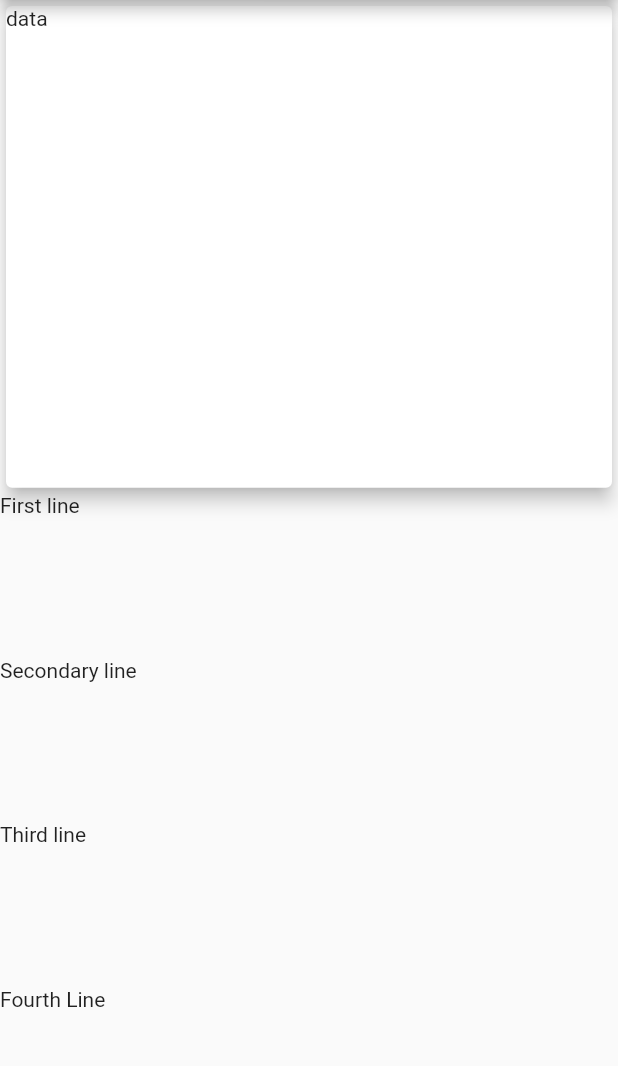
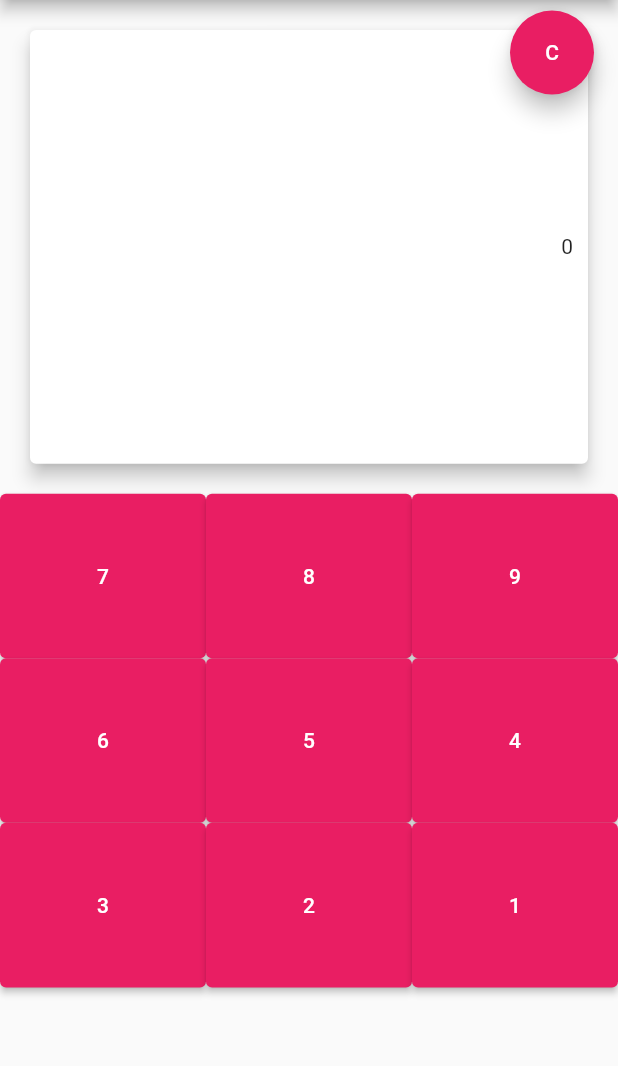
Before and after one commit to franciscoamaral0/SimpleCalculatorFlutter, a Flutter app: the screen it shows after launch, on a phone screen of 412 x 824 dp, the part 84-1150 px from its top. Run offline on Flutter 3.47's test engine with Material 2 defaults, Android fonts, the phone set to English and light mode, and no system bars.

Commit message:
add buttons on calculator

```diff
--- /dev/null
+++ b/lib/display.dart
@@ -0,0 +1,52 @@
+import 'package:flutter/material.dart';
+
+class Display extends StatefulWidget {
+  const Display({
+    Key? key,
+    required this.display,
+  }) : super(key: key);
+
+  final String display;
+  @override
+  State<Display> createState() => _DisplayState();
+}
+
+class _DisplayState extends State<Display> {
+  @override
+  Widget build(BuildContext context) {
+    int easterEgg = 0;
+
+    void showEasterEgg(int value, BuildContext context) {
+      easterEgg += value;
+      if (easterEgg >= 7) {
+        easterEgg = 0;
+        ScaffoldMessenger.of(context).showSnackBar(
+          const SnackBar(
+            content: Text("Flutter e vida"),
+          ),
+        );
+      }
+    }
+
+    return GestureDetector(
+      onTap: () {
+        debugPrint("Um clique");
+        showEasterEgg(1, context);
+      },
+      onDoubleTap: () {
+        showEasterEgg(2, context);
+      },
+      child: Card(
+        elevation: 5,
+        margin: const EdgeInsets.all(20.0),
+        child: Align(
+          alignment: Alignment.centerRight,
+          child: Padding(
+            padding: const EdgeInsets.only(right: 10.0),
+            child: Text(widget.display),
+          ),
+        ),
+      ),
+    );
+  }
+}
--- a/lib/main.dart
+++ b/lib/main.dart
@@ -1,5 +1,8 @@
 import 'package:calculator_project/theme.dart';
 import 'package:flutter/material.dart';
+
+import 'display.dart';
+import 'number_button.dart';
 
 const appName = "Simple Calculator";
 void main() => runApp(const App());
@@ -21,13 +24,42 @@ class App extends StatelessWidget {
   }
 }
 
-class Calculator extends StatelessWidget {
+class Calculator extends StatefulWidget {
   const Calculator({Key? key}) : super(key: key);
+
+  @override
+  State<Calculator> createState() => _CalculatorState();
+}
+
+class _CalculatorState extends State<Calculator> {
+  String display = "0";
+  String firstNumber = "";
+  void insert(String char) {
+    firstNumber += char;
+    setState(() {
+      display = firstNumber;
+    });
+  }
+
+  void clearCalculator() {
+    firstNumber = "";
+    setState(() {
+      display = firstNumber;
+    });
+  }
 
   @override
   Widget build(BuildContext context) {
     final theme = Theme.of(context);
     return Scaffold(
+      floatingActionButtonLocation: FloatingActionButtonLocation.endTop,
+      floatingActionButton: Padding(
+        padding: const EdgeInsets.only(top: 70.0),
+        child: FloatingActionButton(
+          onPressed: clearCalculator,
+          child: const Text("C"),
+        ),
+      ),
       // backgroundColor: theme.colorScheme.primary,
       appBar: AppBar(
         title: const Text(
@@ -36,18 +68,52 @@ class Calculator extends StatelessWidget {
       ),
       body: Column(
         crossAxisAlignment: CrossAxisAlignment.stretch,
-        children: const [
+        children: [
           Expanded(
             flex: 3,
-            child: Card(
-              elevation: 5,
-              child: Text("data"),
+            child: Display(
+              display: display,
             ),
           ),
-          Expanded(child: Text("First line")),
-          Expanded(child: Text("Secondary line")),
-          Expanded(child: Text("Third line")),
-          Expanded(child: Text("Fourth Line")),
+          Expanded(
+            child: Row(
+              crossAxisAlignment: CrossAxisAlignment.stretch,
+              children: [
+                NumberButton(number: "7", onNumberPressed: insert),
+                NumberButton(number: "8", onNumberPressed: insert),
+                NumberButton(number: "9", onNumberPressed: insert),
+              ],
+            ),
+          ),
+          Expanded(
+            child: Row(
+              crossAxisAlignment: CrossAxisAlignment.stretch,
+              children: [
+                NumberButton(number: "6", onNumberPressed: insert),
+                NumberButton(number: "5", onNumberPressed: insert),
+                NumberButton(number: "4", onNumberPressed: insert),
+              ],
+            ),
+          ),
+          Expanded(
+            child: Row(
+              crossAxisAlignment: CrossAxisAlignment.stretch,
+              children: [
+                NumberButton(number: "3", onNumberPressed: insert),
+                NumberButton(number: "2", onNumberPressed: insert),
+                NumberButton(number: "1", onNumberPressed: insert),
+              ],
+            ),
+          ),
+          Expanded(
+            child: Row(
+              crossAxisAlignment: CrossAxisAlignment.stretch,
+              children: [
+                // NumberButton(number: "0", onNumberPressed: insert),
+                // NumberButton(number: ",", onNumberPressed: insert),
+              ],
+            ),
+          ),
         ],
       ),
     );
--- /dev/null
+++ b/lib/number_button.dart
@@ -0,0 +1,22 @@
+import 'package:flutter/material.dart';
+
+typedef NumberPressedCallback = void Function(String);
+
+class NumberButton extends StatelessWidget {
+  const NumberButton(
+      {Key? key, required this.number, required this.onNumberPressed})
+      : super(key: key);
+
+  final String number;
+  final NumberPressedCallback onNumberPressed;
+
+  @override
+  Widget build(BuildContext context) {
+    return Expanded(
+      child: ElevatedButton(
+        onPressed: () => onNumberPressed(number),
+        child: Text(number),
+      ),
+    );
+  }
+}
```
